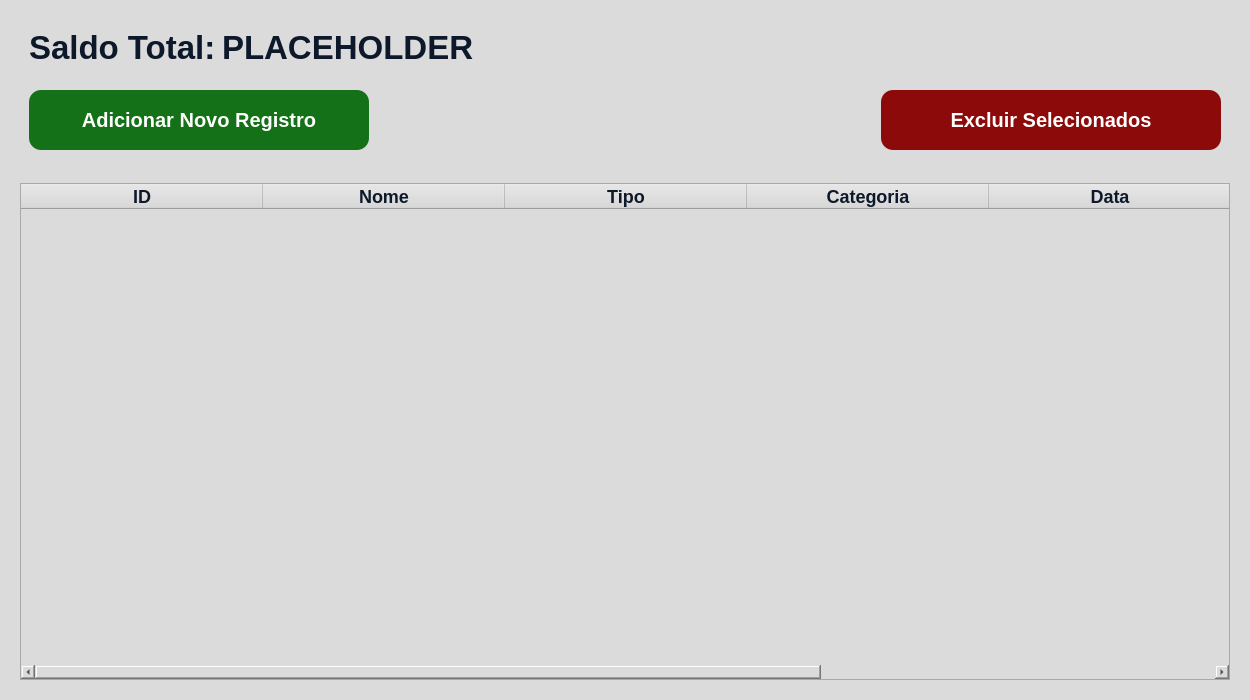
Old version of the form ui/BalancoWindow.ui in the repository kawlu/Atlas-Finance.
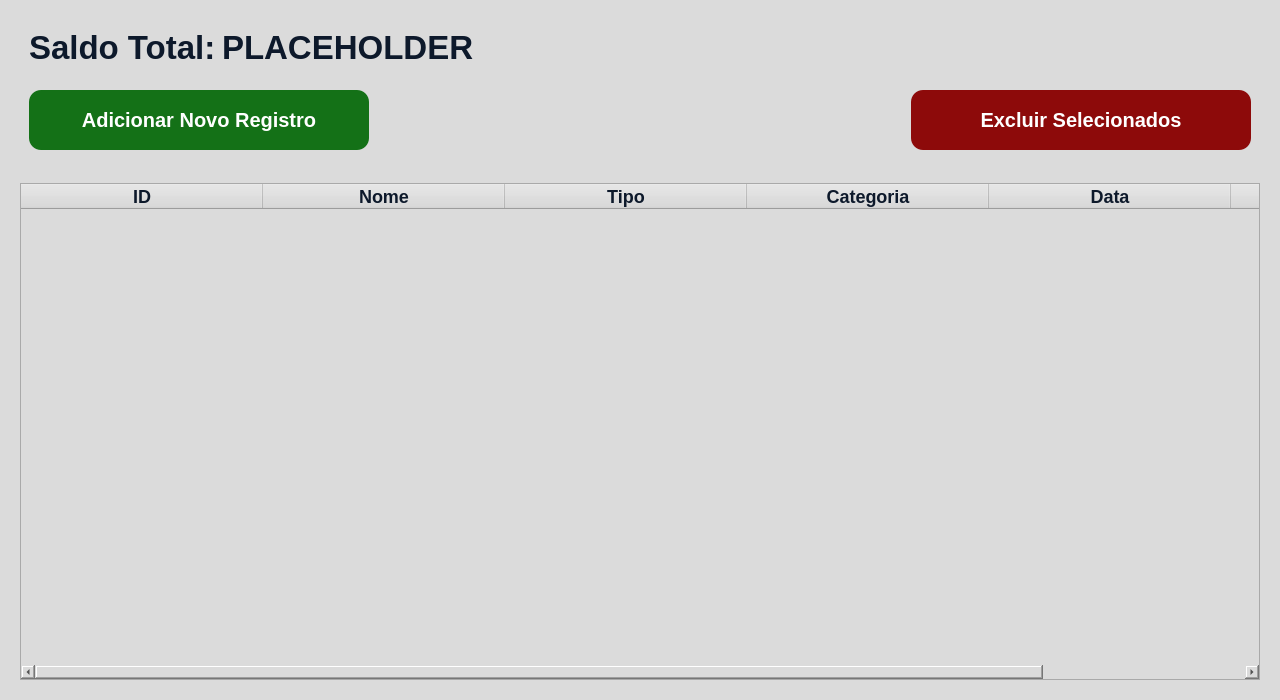
New version of the form.

Commit message: Ajustando tamanho da tela balanco

```diff
--- a/ui/BalancoWindow.ui
+++ b/ui/BalancoWindow.ui
@@ -6,7 +6,7 @@
    <rect>
     <x>0</x>
     <y>0</y>
-    <width>1250</width>
+    <width>1280</width>
     <height>700</height>
    </rect>
   </property>
```
